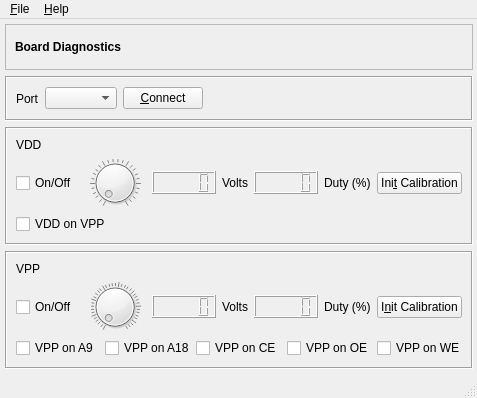
Qt form software/usbflashprog/diag/diagwindow.ui (robsonsmartins/usbflashprog) before a commit.
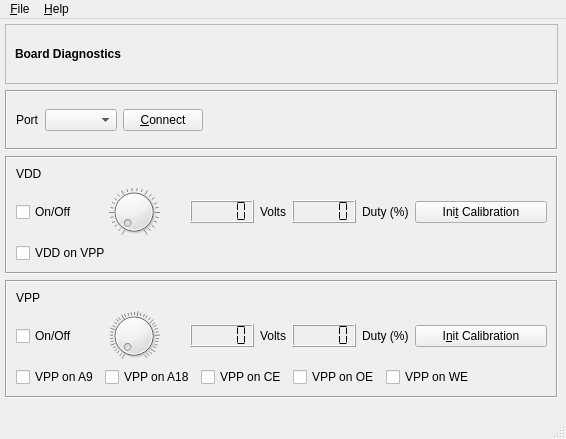
The same form after that commit. Icons and pictures are not drawn.

The edit to the form file:
```diff
--- a/software/usbflashprog/diag/diagwindow.ui
+++ b/software/usbflashprog/diag/diagwindow.ui
@@ -6,8 +6,8 @@
    <rect>
     <x>0</x>
     <y>0</y>
-    <width>477</width>
-    <height>398</height>
+    <width>566</width>
+    <height>439</height>
    </rect>
   </property>
   <property name="windowTitle">
@@ -18,13 +18,13 @@
     <normaloff>:/icon/ufprog.png</normaloff>:/icon/ufprog.png</iconset>
   </property>
   <widget class="QWidget" name="centralwidget">
-   <widget class="QWidget" name="">
+   <widget class="QWidget" name="layoutWidget">
     <property name="geometry">
      <rect>
       <x>5</x>
       <y>5</y>
-      <width>468</width>
-      <height>345</height>
+      <width>553</width>
+      <height>374</height>
      </rect>
     </property>
     <layout class="QVBoxLayout" name="verticalLayout_3">
@@ -125,6 +125,12 @@
            <layout class="QHBoxLayout" name="horizontalLayoutVdd">
             <item>
              <widget class="QCheckBox" name="checkBoxVddCtrl">
+              <property name="sizePolicy">
+               <sizepolicy hsizetype="Fixed" vsizetype="Fixed">
+                <horstretch>0</horstretch>
+                <verstretch>0</verstretch>
+               </sizepolicy>
+              </property>
               <property name="text">
                <string>On/Off</string>
               </property>
@@ -133,7 +139,7 @@
             <item>
              <widget class="QDial" name="dialVdd">
               <property name="sizePolicy">
-               <sizepolicy hsizetype="Ignored" vsizetype="Preferred">
+               <sizepolicy hsizetype="Fixed" vsizetype="Preferred">
                 <horstretch>0</horstretch>
                 <verstretch>0</verstretch>
                </sizepolicy>
@@ -178,6 +184,15 @@
                 <verstretch>0</verstretch>
                </sizepolicy>
               </property>
+              <property name="smallDecimalPoint">
+               <bool>false</bool>
+              </property>
+              <property name="digitCount">
+               <number>5</number>
+              </property>
+              <property name="segmentStyle">
+               <enum>QLCDNumber::Flat</enum>
+              </property>
              </widget>
             </item>
             <item>
@@ -201,6 +216,9 @@
                 <verstretch>0</verstretch>
                </sizepolicy>
               </property>
+              <property name="segmentStyle">
+               <enum>QLCDNumber::Flat</enum>
+              </property>
              </widget>
             </item>
             <item>
@@ -269,6 +287,12 @@
            <layout class="QHBoxLayout" name="horizontalLayoutVpp">
             <item>
              <widget class="QCheckBox" name="checkBoxVppCtrl">
+              <property name="sizePolicy">
+               <sizepolicy hsizetype="Fixed" vsizetype="Fixed">
+                <horstretch>0</horstretch>
+                <verstretch>0</verstretch>
+               </sizepolicy>
+              </property>
               <property name="text">
                <string>On/Off</string>
               </property>
@@ -277,7 +301,7 @@
             <item>
              <widget class="QDial" name="dialVpp">
               <property name="sizePolicy">
-               <sizepolicy hsizetype="Ignored" vsizetype="Preferred">
+               <sizepolicy hsizetype="Fixed" vsizetype="Preferred">
                 <horstretch>0</horstretch>
                 <verstretch>0</verstretch>
                </sizepolicy>
@@ -319,6 +343,9 @@
                 <verstretch>0</verstretch>
                </sizepolicy>
               </property>
+              <property name="segmentStyle">
+               <enum>QLCDNumber::Flat</enum>
+              </property>
              </widget>
             </item>
             <item>
@@ -342,6 +369,9 @@
                 <verstretch>0</verstretch>
                </sizepolicy>
               </property>
+              <property name="segmentStyle">
+               <enum>QLCDNumber::Flat</enum>
+              </property>
              </widget>
             </item>
             <item>
@@ -437,7 +467,7 @@
     <rect>
      <x>0</x>
      <y>0</y>
-     <width>477</width>
+     <width>566</width>
      <height>21</height>
     </rect>
    </property>
```
Left out of the diff: 4 changed lines with no effect on the pictures.
